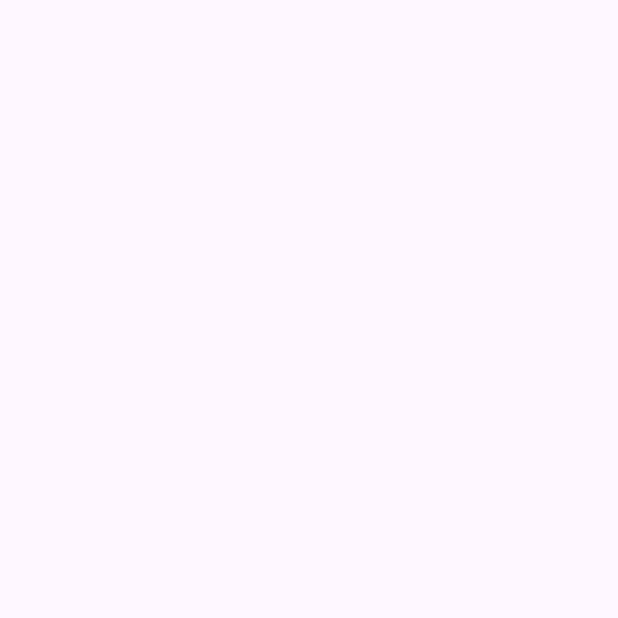
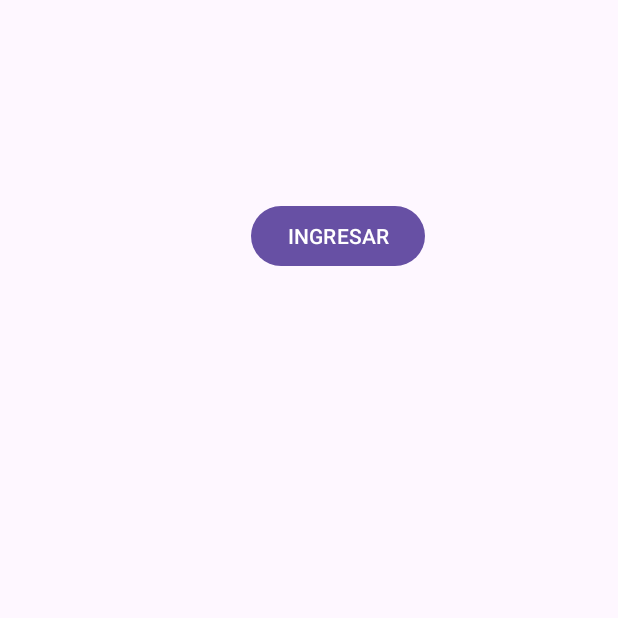
Before and after one commit to gariasojedis/AriasApp, an Android app: the MainActivity2 screen opened directly, with no data from a screen before it, on a phone screen of 412 x 824 dp, the top half of it. Before the commit the part shown is empty. Run offline under Robolectric (Android 15) with nearby library versions, the phone set to English and light mode, and no system bars.

Commit message:
Prueba 3

```diff
--- a/app/src/main/res/layout/activity_main2.xml
+++ b/app/src/main/res/layout/activity_main2.xml
@@ -6,4 +6,14 @@
     android:layout_height="match_parent"
     tools:context=".MainActivity2">
 
+
+    <Button
+        android:id="@+id/button"
+        android:layout_width="wrap_content"
+        android:layout_height="wrap_content"
+        android:layout_marginStart="167dp"
+        android:layout_marginTop="133dp"
+        android:text="@string/INGRESAR"
+        app:layout_constraintStart_toStartOf="parent"
+        app:layout_constraintTop_toTopOf="parent" />
 </androidx.constraintlayout.widget.ConstraintLayout>
--- a/app/src/main/res/values/strings.xml
+++ b/app/src/main/res/values/strings.xml
@@ -1,3 +1,4 @@
 <resources>
     <string name="app_name">AriasApp</string>
+    <string name="INGRESAR">INGRESAR</string>
 </resources>
```
